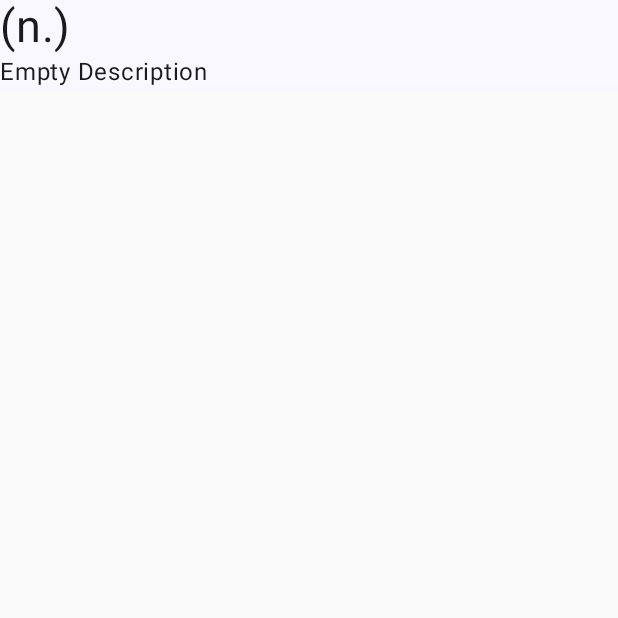
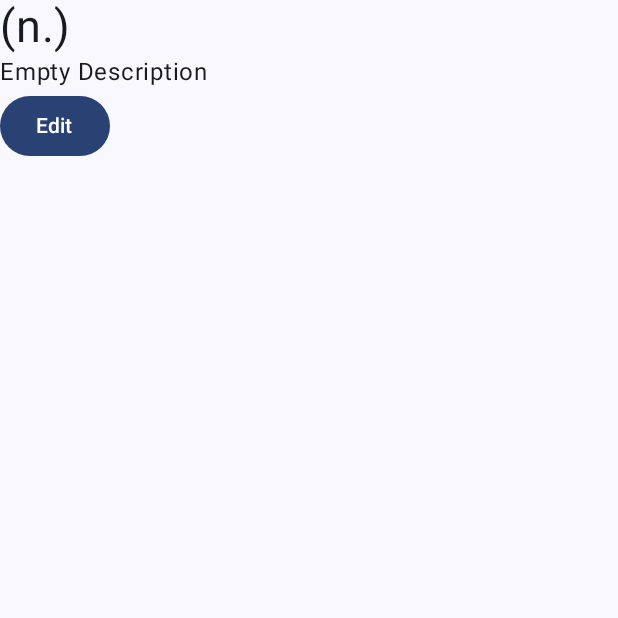
Before and after one commit to sesh9096/ooad_semester_project, an Android app built with Jetpack Compose: the DisplayEntryActivity screen opened directly, with no data from a screen before it, on a phone screen of 412 x 824 dp, the top half of it. Run offline under Robolectric (Android 15) with nearby library versions, the phone set to English and light mode, and no system bars; our stand-ins replace Room's generated code.

Commit message:
Added background color, And edit button on each entry display

```diff
--- a/app/src/main/java/definote/ooad/DisplayEntryActivity.kt
+++ b/app/src/main/java/definote/ooad/DisplayEntryActivity.kt
@@ -1,12 +1,15 @@
 package definote.ooad
 
+import android.content.Intent
 import android.os.Build
 import android.os.Bundle
 import androidx.activity.ComponentActivity
 import androidx.activity.compose.setContent
 import androidx.compose.foundation.layout.Column
 import androidx.compose.foundation.layout.Row
+import androidx.compose.foundation.layout.fillMaxHeight
 import androidx.compose.foundation.layout.fillMaxWidth
+import androidx.compose.material3.Button
 import androidx.compose.material3.MaterialTheme
 import androidx.compose.material3.Surface
 import androidx.compose.material3.Text
@@ -24,18 +27,26 @@ class DisplayEntryActivity : ComponentActivity() {
         super.onCreate(savedInstanceState)
         setContent {
             MyApplicationTheme {
-                Surface(color = MaterialTheme.colorScheme.background) {
+                Surface(modifier = Modifier.fillMaxHeight(), color = MaterialTheme.colorScheme.background) {
                     Column {
-                        Row{
-                            Text (
+                        Row {
+                            Text(
                                 text = "${entry.name}(${entry.part})",
                                 fontSize = 30.sp,
                                 modifier = Modifier.fillMaxWidth()
                             )
                         }
-                        Text (
+                        Text(
                             text = entry.description
                         )
+                        Button(onClick = {
+                            Intent(applicationContext, EditEntryActivity::class.java).also {
+                                it.putExtra("ENTRY_OBJECT", entry)
+                                startActivity(it)
+                            }
+                        }) {
+                            Text(text = "Edit")
+                        }
                     }
                 }
             }
--- a/app/src/main/java/definote/ooad/MainActivity.kt
+++ b/app/src/main/java/definote/ooad/MainActivity.kt
@@ -10,6 +10,7 @@ import androidx.compose.foundation.clickable
 import androidx.compose.foundation.layout.Box
 import androidx.compose.foundation.layout.Column
 import androidx.compose.foundation.layout.Row
+import androidx.compose.foundation.layout.fillMaxHeight
 import androidx.compose.foundation.layout.fillMaxWidth
 import androidx.compose.foundation.layout.padding
 import androidx.compose.foundation.layout.wrapContentSize
@@ -58,7 +59,7 @@ class MainActivity : ComponentActivity() {
         super.onCreate(savedInstanceState)
         setContent {
             MyApplicationTheme {
-                Surface(color = MaterialTheme.colorScheme.background) {
+                Surface(modifier = Modifier.fillMaxHeight(), color = MaterialTheme.colorScheme.background) {
                     val state by viewModel.state.collectAsState()
                     var expanded by remember {mutableStateOf(false) } // we don't care about this surviving config changes
                     Column {
```
Also changed, not shown: app/src/main/java/definote/ooad/EditEntryActivity.kt (+4 -3 lines), app/src/main/java/definote/ooad/ui/theme/Theme.kt (+4 -3 lines).
